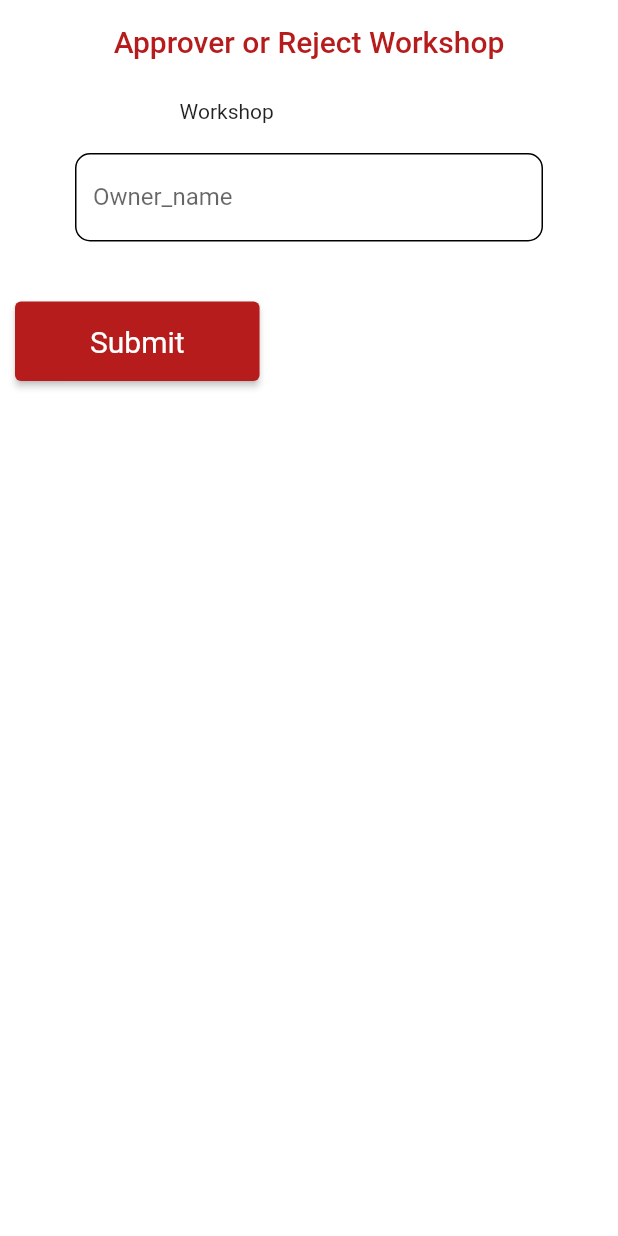
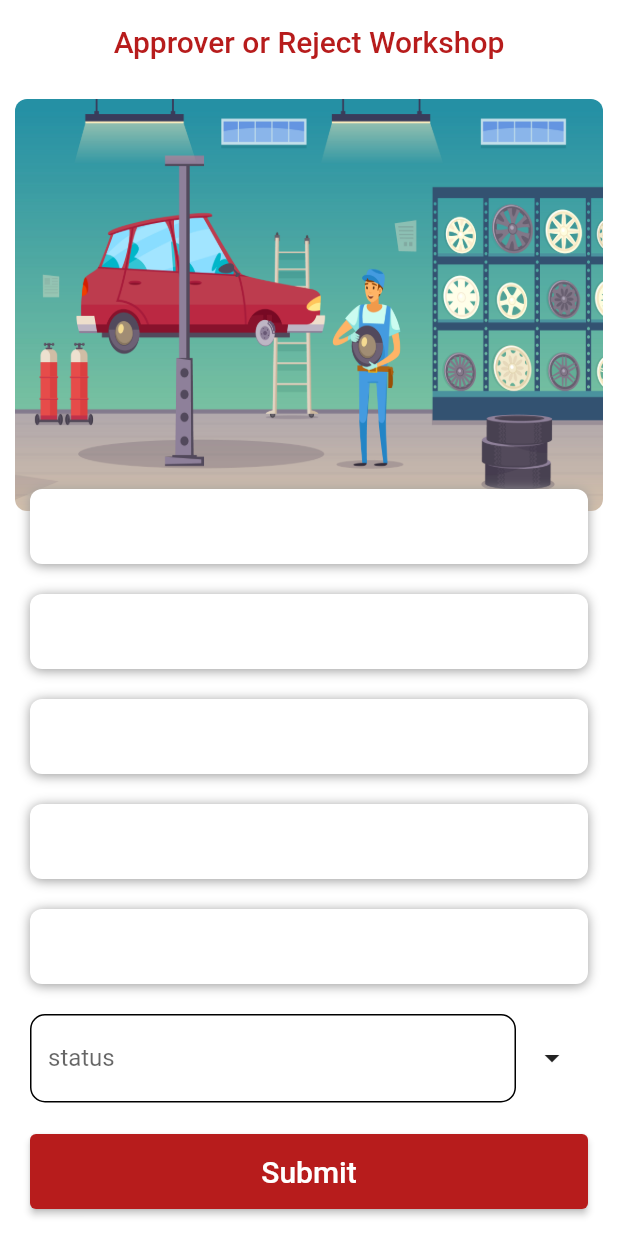
Before and after one commit to Deepikaumesh/OnRoad, a Flutter app: the Approve_Reject_Workshop screen opened directly with empty values, on a phone screen of 412 x 824 dp. Run offline on Flutter 3.47's test engine with Material 2 defaults, Android fonts, the phone set to English and light mode, and no system bars; our stand-ins replace carousel_slider, fluttertoast, geocoding, geolocator, get, google_fonts and 1 more; accounts and stored records are empty; network calls fail; Roboto replaces fonts that are missing (Prompt).

Commit message:
workshop

```diff
--- a/lib/1.Admin/Approve_Reject_Page.dart
+++ b/lib/1.Admin/Approve_Reject_Page.dart
@@ -1,6 +1,10 @@
 import 'package:flutter/cupertino.dart';
 import 'package:flutter/material.dart';
 import 'package:google_fonts/google_fonts.dart';
+import 'package:untitled/main.dart';
+import 'package:http/http.dart' as http;
+
+import 'Display_Workshops.dart';
 
 class Approve_Reject_Workshop extends StatefulWidget {
   final data_pass;
@@ -13,15 +17,21 @@ class Approve_Reject_Workshop extends StatefulWidget {
 }
 
 class _Approve_Reject_WorkshopState extends State<Approve_Reject_Workshop> {
-  TextEditingController Owner_name = TextEditingController();
+  TextEditingController status = TextEditingController();
 
   @override
   void initState() {
-    //controllername= new TextEditingController(text: widget.list[widget.index]['name'] );
-    Owner_name = TextEditingController();
+    status = TextEditingController(text: widget.data_pass.status);
 
     super.initState();
   }
+
+  var status_item = [
+    // 'Pending',
+    'Approved',
+    'Rejected',
+  ];
+  final GlobalKey<FormState> _formkey = GlobalKey<FormState>();
 
   @override
   Widget build(BuildContext context) {
@@ -37,32 +47,71 @@ class _Approve_Reject_WorkshopState extends State<Approve_Reject_Workshop> {
         elevation: 0,
         centerTitle: true,
       ),
-      body: Padding(
-        padding: const EdgeInsets.all(10.0),
-        child: ListView(
+      body: SingleChildScrollView(
+        child: Stack(
           children: <Widget>[
-            new Column(
-              crossAxisAlignment: CrossAxisAlignment.start,
+            Container(
+              height: MediaQuery.of(context).size.height,
+              // color: Colors.green,
+            ),
+            Positioned(
+              top: 10,
+              left: 10,
+              right: 10,
+              child: Container(
+                height: MediaQuery.of(context).size.height / 3,
+                width: MediaQuery.of(context).size.width,
+                decoration: BoxDecoration(
+                  //color: Colors.red,
+                  borderRadius: BorderRadius.circular(8),
+                  image: DecorationImage(
+                      image: AssetImage("assets/images/workshop1.jpg"),
+                      fit: BoxFit.fill),
+                  //Image.asset("assets/images/workshop.png"),
+                ),
+              ),
+            ),
+            Positioned(
+              top: 270,
+              left: 20,
+              right: 20,
+              child: Data_Box(widget.data_pass.name),
+            ),
+            Positioned(
+              top: 340,
+              left: 20,
+              right: 20,
+              child: Data_Box(widget.data_pass.email_id),
+            ),
+            Positioned(
+              top: 410,
+              left: 20,
+              right: 20,
+              child: Data_Box(widget.data_pass.contact_no),
+            ),
+            Positioned(
+              top: 480,
+              left: 20,
+              right: 20,
+              child: Data_Box(widget.data_pass.address),
+            ),
+            Positioned(
+              top: 550,
+              left: 20,
+              right: 20,
+              child: Data_Box(widget.data_pass.license_no),
+            ),
+            Positioned(
+              top: 620,
+              left: 20,
+              right: 20,
+              child: Form(
+                key: _formkey,
+                child: Row(
                   children: <Widget>[
-                Row(
-                  mainAxisAlignment: MainAxisAlignment.spaceEvenly,
-                  children: [
-                    Text("Workshop"),
-                    Text('${widget.data_pass.name}'),
-                  ],
-                ),
-                Padding(
-                  padding: EdgeInsets.symmetric(horizontal: 40, vertical: 20),
+                    new Expanded(
                         child: new TextFormField(
-                    controller: Owner_name,
-                    validator: (value) {
-                      if (value!.isEmpty) {
-                        return "Please enter Owner_name";
-                      }
-                      return null;
-                    },
-                    onSaved: (name) {},
-                    textCapitalization: TextCapitalization.words,
+                      controller: status,
                       decoration: InputDecoration(
                           enabledBorder: OutlineInputBorder(
                             borderRadius: BorderRadius.circular(10),
@@ -76,59 +125,92 @@ class _Approve_Reject_WorkshopState extends State<Approve_Reject_Workshop> {
                               color: Colors.black,
                             ),
                           ),
-                        hintText: "Enter Owner_name",
-                        label: Text('Owner_name'),
+                          hintText: "Please select option",
+                          label: Text('status'),
                           hintStyle: TextStyle(color: Colors.grey),
                           border: OutlineInputBorder(
                             borderRadius: BorderRadius.circular(10),
                           )),
+                    )),
+                    new PopupMenuButton<String>(
+                      icon: const Icon(Icons.arrow_drop_down),
+                      onSelected: (String value1) {
+                        status.text = value1;
+                      },
+                      itemBuilder: (BuildContext ctx) {
+                        return status_item
+                            .map<PopupMenuItem<String>>((String value1) {
+                          return new PopupMenuItem(
+                              child: new Text(value1), value: value1);
+                        }).toList();
+                      },
+                    ),
+                  ],
                 ),
               ),
-                new Padding(
-                  padding: const EdgeInsets.all(10.0),
             ),
-                ElevatedButton(
+            Positioned(
+                top: 700,
+                left: 20,
+                right: 20,
+                child: ElevatedButton(
                   style: ButtonStyle(
+                    minimumSize: MaterialStateProperty.all(
+                        Size(MediaQuery.of(context).size.width, 50)),
                     backgroundColor:
                         MaterialStateProperty.all(Colors.red.shade900),
-                        padding: MaterialStateProperty.all(
-                            EdgeInsets.symmetric(horizontal: 50, vertical: 15)),
-                        textStyle:
-                            MaterialStateProperty.all(TextStyle(fontSize: 20))),
+                  ),
                   onPressed: () {
-                      setState(() {
-                        // UpdateData();
-                        // Navigator.of(context).pushReplacement(
-                        //     new MaterialPageRoute(
-                        //         builder: (BuildContext context) =>
-                        //             Workshop_Dashboard(
-                        //                 data_passing_workshop: null)));
-                      });
+                    setState(() {});
+                    UpdateData();
+                    Navigator.pushReplacement(
+                        context,
+                        MaterialPageRoute(
+                            builder: (BuildContext context) =>
+                                Display_Workshops()));
+
                   },
-                    child: Text("Submit")),
-                SizedBox(
-                  height: 20,
+                  child: Text(
+                    "Submit",
+                    style: TextStyle(fontSize: 20),
                   ),
-                Text('${widget.data_pass.name}'),
-              ],
-            ),
+                ))
           ],
         ),
       ),
     );
   }
 
-  Box(
+  Data_Box(
     String data,
   ) {
     return Container(
-      padding: EdgeInsets.symmetric(horizontal: 30),
-      height: 50,
-      color: Colors.pink.shade50,
+      padding: EdgeInsets.only(left: 10, top: 10),
+      //  padding: EdgeInsets.all(7),
       child: Text(
         data,
-        style: TextStyle(fontWeight: FontWeight.w700, fontSize: 20),
+        style: TextStyle(fontSize: 20),
+      ),
+      height: 50,
+      width: MediaQuery.of(context).size.width,
+      decoration: BoxDecoration(
+        color: Colors.white,
+        borderRadius: BorderRadius.circular(8),
+        boxShadow: [
+          BoxShadow(
+            color: Colors.grey,
+            offset: Offset(0.0, 1.0), //(x,y)
+            blurRadius: 6.0,
+          ),
+        ],
       ),
     );
   }
+  void UpdateData() {
+    var url = "http://$ip/MySampleApp/ORBVA/Admin/Update_Workers.php";
+    http.post(Uri.parse(url), body: {
+      "id": widget.data_pass.id,
+      'status': status.text,
+    });
   }
+}
--- a/lib/1.Admin/Display_Workshops.dart
+++ b/lib/1.Admin/Display_Workshops.dart
@@ -143,6 +143,12 @@ class _Display_WorkshopsState extends State<Display_Workshops> {
                                             BorderRadius.circular(10),
                                           ),
 
+                                          child: GestureDetector(
+                                            onTap: (){
+                                              Navigator.push(context,
+                                                  MaterialPageRoute(builder: (context)=>Approve_Reject_Workshop(data_pass: snapshot.data[index])));
+
+                                            },
                                             child: Container(
                                               // color: Colors.red,
                                               height: MediaQuery.of(context)
@@ -187,8 +193,14 @@ class _Display_WorkshopsState extends State<Display_Workshops> {
                                                 ),
 
 
-                                              trailing:  Icon(Icons.arrow_forward_ios_rounded),
+                                                trailing:  InkWell(
+                                                    onTap: (){
+                                                      Navigator.push(context,
+                                                          MaterialPageRoute(builder: (context)=>Approve_Reject_Workshop(data_pass: snapshot.data[index])));
+                                                    },
+                                                    child: Icon(Icons.arrow_forward_ios_rounded)),
 
+                                              ),
                                             ),
                                           ),
                                         ),
```
Lines whose indentation alone changed are shown as unchanged.
